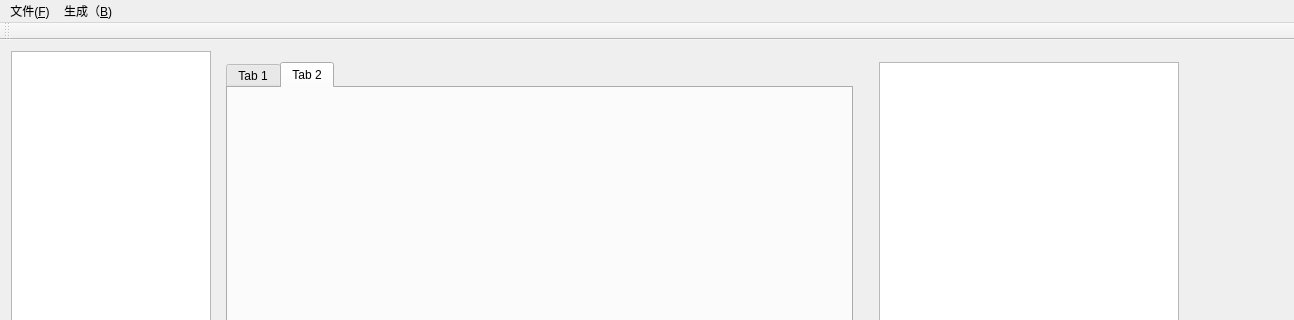
Above: src/CollectSample/mainwindow.ui from Penguinang/PlateRecog before the change; both pictures show x 0 to 1294 and y 0 to 320 of the 1294 by 800 pixel window. Below: the same form after it.
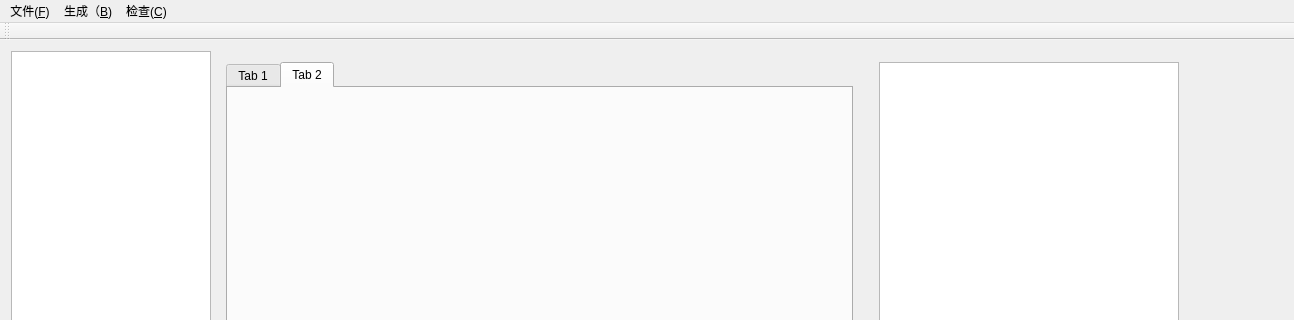
That is the form after the change.

What changed in the file:
```diff
--- a/src/CollectSample/mainwindow.ui
+++ b/src/CollectSample/mainwindow.ui
@@ -474,8 +474,15 @@
     </property>
     <addaction name="autoCreateSample"/>
    </widget>
+   <widget class="QMenu" name="menu_C">
+    <property name="title">
+     <string>检查(&amp;C)</string>
+    </property>
+    <addaction name="checkSample"/>
+   </widget>
    <addaction name="menu"/>
    <addaction name="menu_B"/>
+   <addaction name="menu_C"/>
   </widget>
   <widget class="QToolBar" name="mainToolBar">
    <attribute name="toolBarArea">
```
Left out of the diff: 5 changed lines with no effect on the pictures.
